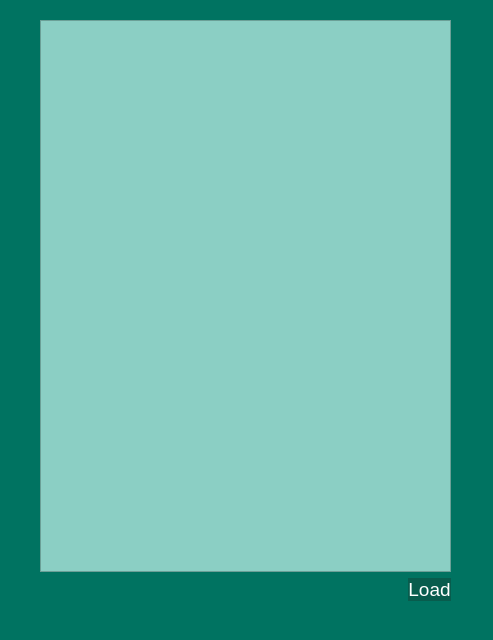
This is loaddialog.ui in EL96cpp/GameOfLife as Qt 5 draws it before an edit. The edited form follows.
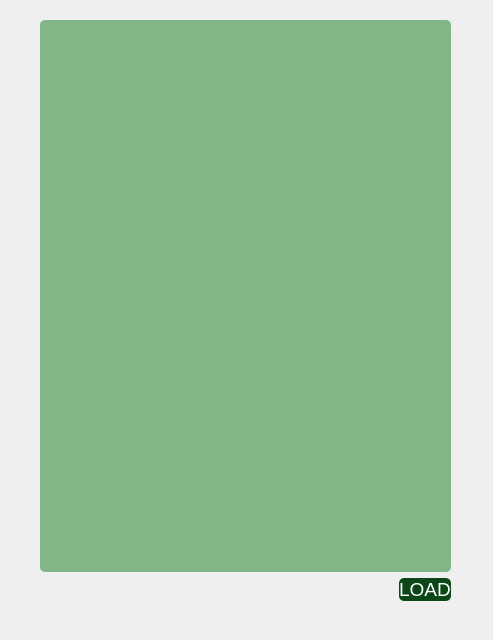
This is the edited form. Icons and pictures are not drawn.

Commit message: Changed font and colors, added background image

```diff
--- a/loaddialog.ui
+++ b/loaddialog.ui
@@ -15,11 +15,12 @@
   </property>
   <property name="styleSheet">
    <string notr="true">#LoadDialog {
-	background-color: rgb(0, 115, 97);
+	background: url(:/background.jpg);
 }
 
 QPushButton { 
-	background-color: rgb(8, 92, 77);
+	border-radius: 5px;	
+	background-color: rgb(12, 71, 24);
 	border-style:outset;
 	border-color: rgb(0, 90, 75);
 	color: rgb(255, 255, 255);	
@@ -33,7 +34,7 @@
 	border-width: 1px;
 }</string>
   </property>
-  <widget class="QWidget" name="">
+  <widget class="QWidget" name="layoutWidget">
    <property name="geometry">
     <rect>
      <x>40</x>
@@ -46,7 +47,8 @@
     <item>
      <widget class="QTreeView" name="treeView">
       <property name="styleSheet">
-       <string notr="true">background-color: rgb(139, 207, 196);</string>
+       <string notr="true">background-color: rgb(131, 182, 135);
+border-radius: 5px;</string>
       </property>
      </widget>
     </item>
@@ -80,7 +82,7 @@
          <string notr="true">min-width: 4.5em;</string>
         </property>
         <property name="text">
-         <string>Load</string>
+         <string>LOAD</string>
         </property>
        </widget>
       </item>
```
Left out of the diff: 4 changed lines with no effect on the pictures. The commit also changes 11 other files.
